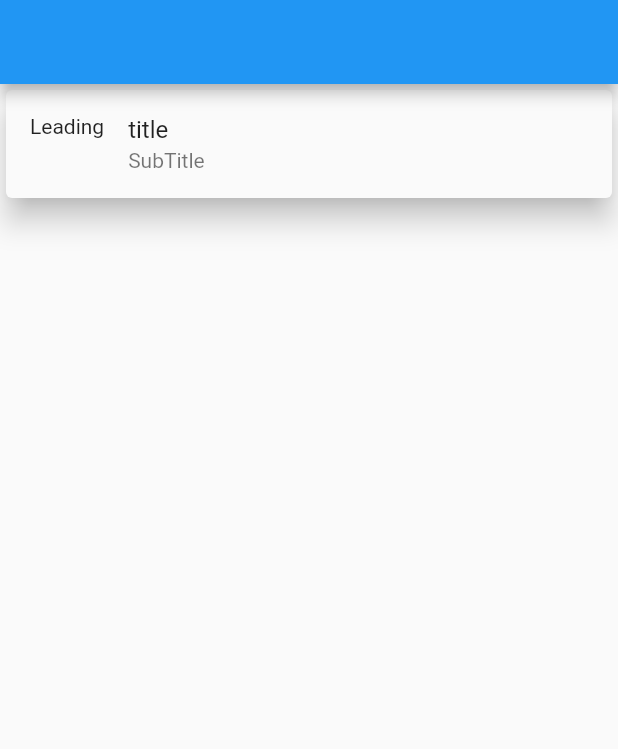
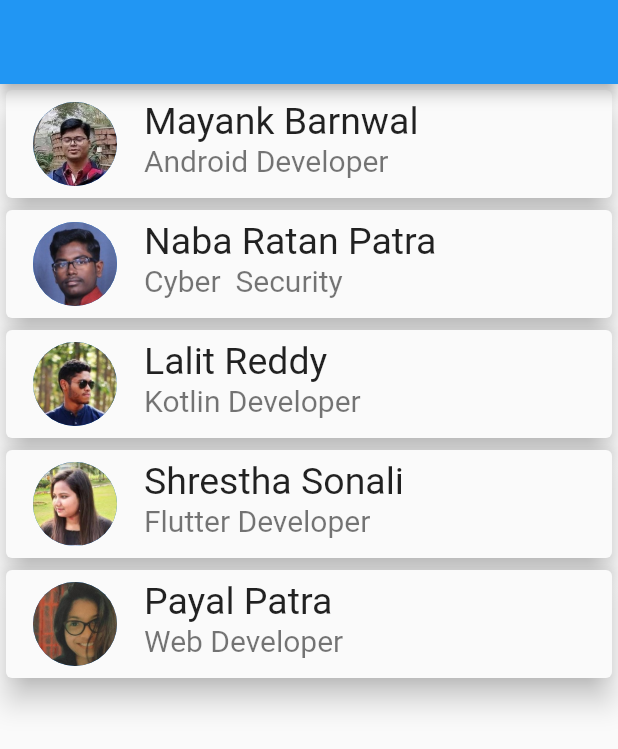
Before and after one commit to shrestha24/chat_application, a Flutter app: the screen it shows after launch, on a phone screen of 412 x 824 dp. Shown: the top 749 px of the screen. Run offline on Flutter 3.47's test engine with Material 2 defaults, Android fonts, the phone set to English and light mode, and no system bars; our stand-ins replace bubble, camera, contacts_service, flutter_screenutil, flutter_spinkit, fluttertoast and 3 more; missing offline and left inert: encrypt; accounts and stored records are empty; generated files the repository leaves out were written again.

Commit message:
About Us Completed

```diff
--- a/lib/Screens/aboutus.dart
+++ b/lib/Screens/aboutus.dart
@@ -1,3 +1,4 @@
+import 'package:chat_application/models/aboutusUser.dart';
 import 'package:flutter/material.dart';
 
 class AboutUs extends StatelessWidget {
@@ -6,14 +7,15 @@ class AboutUs extends StatelessWidget {
     return Scaffold(
       appBar: AppBar(),
       body: ListView.builder(
-        itemCount: 1,
+        itemCount: mlist.length,
         itemBuilder: (context,index){
           return Card(
             elevation: 8,
             child: ListTile(
-              leading: Text("Leading"),
-              title: Text("title"),
-              subtitle: Text("SubTitle"),
+              leading: CircleAvatar(
+                radius:30 ,backgroundImage: AssetImage(mlist[index].image),),
+              title: Text(mlist[index].name,style: TextStyle(fontSize: 25),),
+              subtitle: Text(mlist[index].speciality,style: TextStyle(fontSize: 20),),
 
             ),
           );
--- a/lib/models/aboutusUser.dart
+++ b/lib/models/aboutusUser.dart
@@ -1,9 +1,30 @@
-class Developer{
+class Developer {
   String image;
   String name;
   String speciality;
-Developer({this.image,this.name,this.speciality});
+
+  Developer({this.image, this.name, this.speciality});
 }
-List <Developer> mlist=[
-  new Developer(image: ""),
+
+List<Developer> mlist = [
+  new Developer(
+      image: "assets/images/mayank.jpeg",
+      name: "Mayank Barnwal",
+      speciality: "Android Developer"),
+  new Developer(
+      image: "assets/images/3.jpeg",
+      name: "Naba Ratan Patra",
+      speciality: "Cyber  Security"),
+  new Developer(
+      image: "assets/images/4.jpeg",
+      name: "Lalit Reddy",
+      speciality: "Kotlin Developer"),
+  new Developer(
+      image: "assets/images/shrestha.jpeg",
+      name: "Shrestha Sonali",
+      speciality: "Flutter Developer"),
+  new Developer(
+      image: "assets/images/2.jpeg",
+      name: "Payal Patra",
+      speciality: "Web Developer"),
 ];
```
